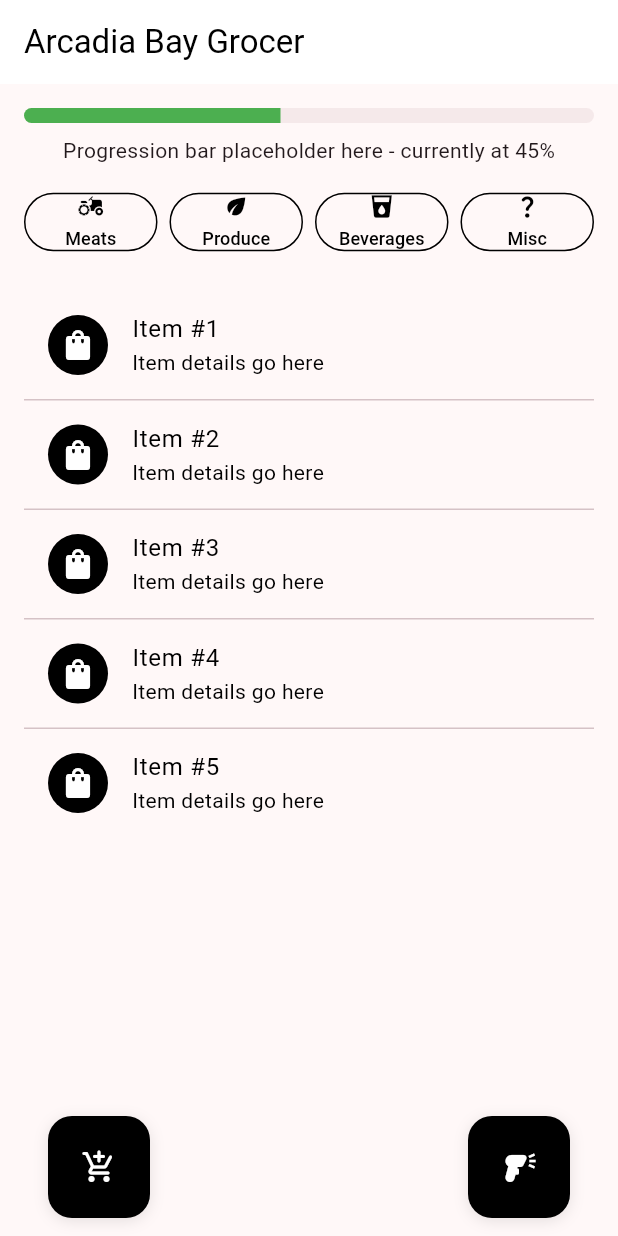
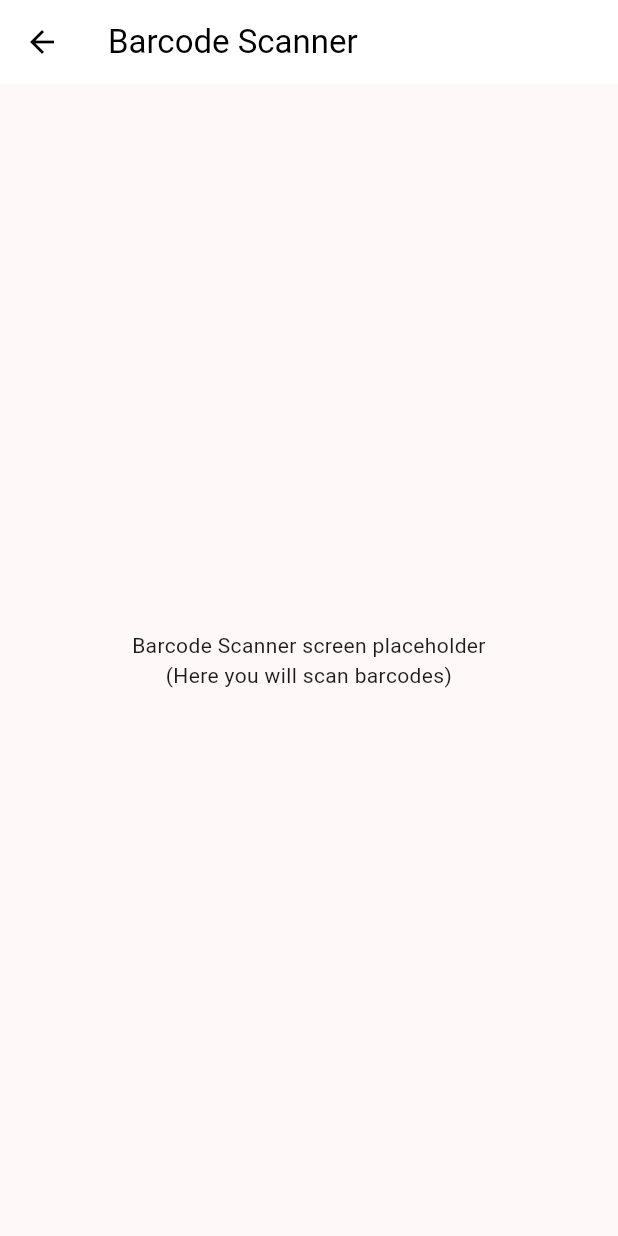
Before and after one commit to usmann56/arcadiabaygrocer, a Flutter app: the screen it shows after launch, after a tap on the "barcode reader" icon, on a phone screen of 412 x 824 dp. Run offline on Flutter 3.47's test engine with Material 3 defaults, Android fonts, the phone set to English and light mode, and no system bars.

Commit message:
Added navigator placholder to Bottom icons for a barcode scanning page and item addition page

```diff
--- a/lib/main.dart
+++ b/lib/main.dart
@@ -105,7 +105,7 @@
               ),
             ),
 
-            // Bottom-left shopping cart icon (placeholder). No logic is attached yet.
+            // Bottom-left shopping cart icon: navigates to Add Items page (placeholder)
             Positioned(
               left: 0,
               bottom: 0,
@@ -114,12 +114,16 @@
                 child: _CornerIconButton(
                   key: const ValueKey('bottomLeftIcon'),
                   icon: Icons.add_shopping_cart_rounded,
-                  onPressed: () {},
+                  onPressed: () {
+                    Navigator.of(context).push(
+                      MaterialPageRoute(builder: (_) => const AddItemsPage()),
+                    );
+                  },
                 ),
               ),
             ),
 
-            // Bottom-right barcode scanner icon (placeholder). No logic is attached yet.
+            // Bottom-right barcode scanner icon: navigates to Barcode Scanner page (placeholder)
             Positioned(
               right: 0,
               bottom: 0,
@@ -128,7 +132,13 @@
                 child: _CornerIconButton(
                   key: const ValueKey('bottomRightIcon'),
                   icon: Icons.barcode_reader,
-                  onPressed: () {},
+                  onPressed: () {
+                    Navigator.of(context).push(
+                      MaterialPageRoute(
+                        builder: (_) => const BarcodeScannerPage(),
+                      ),
+                    );
+                  },
                 ),
               ),
             ),
@@ -311,3 +321,39 @@
     );
   }
 }
+
+// Placeholder screen for adding items by searching.
+class AddItemsPage extends StatelessWidget {
+  const AddItemsPage({super.key});
+
+  @override
+  Widget build(BuildContext context) {
+    return Scaffold(
+      appBar: AppBar(title: const Text('Add Items')),
+      body: const Center(
+        child: Text(
+          'Add Items screen placeholder\n(Here you will search to add items)',
+          textAlign: TextAlign.center,
+        ),
+      ),
+    );
+  }
+}
+
+// Placeholder screen for barcode scanning.
+class BarcodeScannerPage extends StatelessWidget {
+  const BarcodeScannerPage({super.key});
+
+  @override
+  Widget build(BuildContext context) {
+    return Scaffold(
+      appBar: AppBar(title: const Text('Barcode Scanner')),
+      body: const Center(
+        child: Text(
+          'Barcode Scanner screen placeholder\n(Here you will scan barcodes)',
+          textAlign: TextAlign.center,
+        ),
+      ),
+    );
+  }
+}
```
